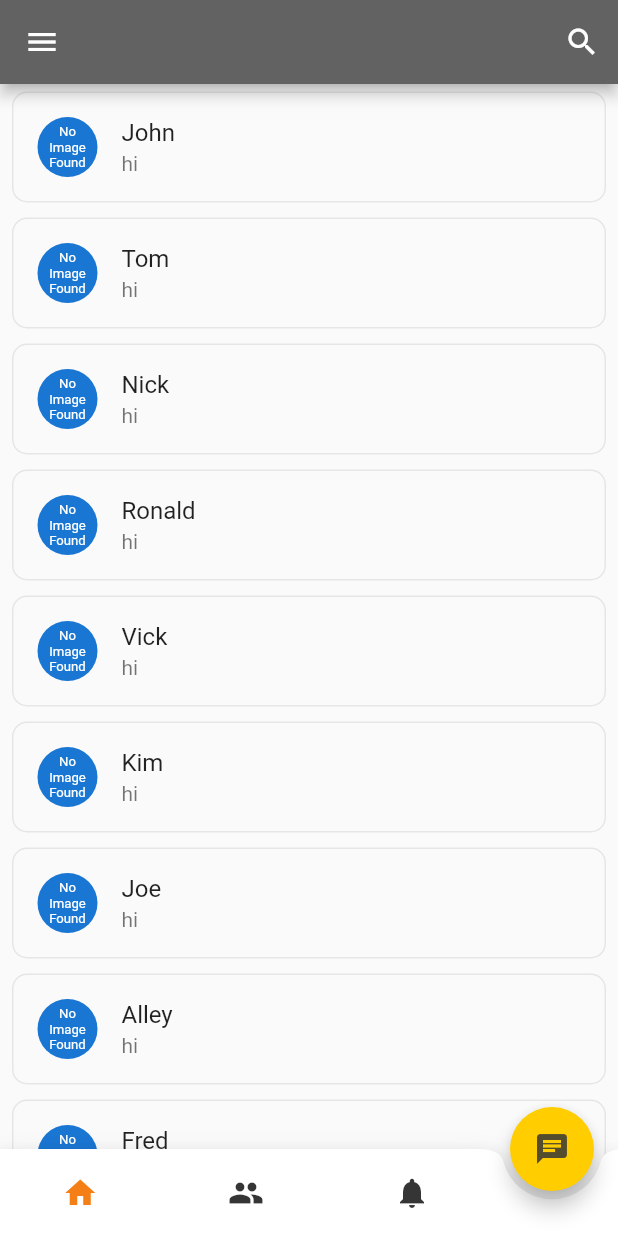
After one commit to iMahfuzurX/messaging_app, a Flutter app: the AppHomeScreen screen opened by its route, on a phone screen of 412 x 824 dp. The commit adds this screen. Run offline on Flutter 3.47's test engine with Material 2 defaults, Android fonts, the phone set to English and light mode, and no system bars; our stand-ins replace get, google_fonts.

Commit message:
home (ui update)

```diff
--- a/lib/main.dart
+++ b/lib/main.dart
@@ -1,4 +1,5 @@
 import 'package:flutter/material.dart';
+import 'package:get/get.dart';
 import 'package:messaging_app/src/features/apphome/screens/home_screen.dart';
 import 'package:messaging_app/src/features/authentication/screens/signin_screen.dart';
 import 'package:messaging_app/src/features/authentication/screens/signup_screen.dart';
@@ -14,13 +15,14 @@ class MainApp extends StatelessWidget {
 
   @override
   Widget build(BuildContext context) {
-    return MaterialApp(
+    return GetMaterialApp(
       // debugShowMaterialGrid: true,
       debugShowCheckedModeBanner: false,
       title: 'Messaging : Android',
       theme: MAppTheme.lightTheme,
       darkTheme: MAppTheme.darkTheme,
       themeMode: ThemeMode.system,
+      // initialBinding: ,
       // onGenerateRoute: ,
       // home: const WelcomeScreen(),
       routes: {
--- /dev/null
+++ b/lib/src/common_widgets/appbars/bottom_navbar_controller.dart
@@ -0,0 +1,7 @@
+import 'package:get/get.dart';
+import 'package:messaging_app/src/constants/enums.dart';
+
+class MBottomNavBarController extends GetxController {
+  Rx<BottomNav> selectIndex = BottomNav.home.obs;
+  selectItem(BottomNav bottomNav) => selectIndex.value = bottomNav;
+}
--- a/lib/src/common_widgets/buttons/outlined_button.dart
+++ b/lib/src/common_widgets/buttons/outlined_button.dart
@@ -1,4 +1,5 @@
 import 'package:flutter/material.dart';
+import 'package:google_fonts/google_fonts.dart';
 
 import '../../constants/colors.dart';
 import '../../constants/dimensions.dart';
@@ -21,7 +22,8 @@ class MOutlinedButton extends StatelessWidget {
   Widget build(BuildContext context) {
     return OutlinedButton(
       onPressed: onPressed,
-      child: Text(title),
+      child: Text(title,
+          style: GoogleFonts.secularOne(),),
       style: ButtonStyle(
           shape: MaterialStatePropertyAll(RoundedRectangleBorder(
               side: BorderSide(color: overlayColor, width: 2),
--- a/lib/src/common_widgets/buttons/secondary_button.dart
+++ b/lib/src/common_widgets/buttons/secondary_button.dart
@@ -22,7 +22,7 @@ class MSecondaryButton extends StatelessWidget {
       onPressed: onPressed,
       child: Text(
         title,
-        style: GoogleFonts.poppins(),
+        style: GoogleFonts.secularOne(),
       ),
       style: ButtonStyle(
           shape: MaterialStatePropertyAll(RoundedRectangleBorder(
--- /dev/null
+++ b/lib/src/common_widgets/lists/chats_list.dart
@@ -0,0 +1,40 @@
+import 'package:flutter/material.dart';
+import 'package:messaging_app/src/constants/colors.dart';
+
+import 'models/chats_list_model.dart';
+
+class ChatsList extends StatelessWidget {
+  final List<ChatsListModel> chatsListModel;
+
+  const ChatsList({Key? key, required this.chatsListModel}) : super(key: key);
+
+  @override
+  Widget build(BuildContext context) {
+    return ListView.builder(
+      itemBuilder: (ctx, index) => Padding(
+        padding: const EdgeInsets.fromLTRB(8.0, 5.0, 8.0, 5.0),
+        child: ListTile(
+          onTap: () => null,
+          shape: RoundedRectangleBorder(
+            side: BorderSide(color: appPrimaryDarkColor.withOpacity(0.1), width: 1),
+            borderRadius: BorderRadius.circular(10)
+          ),
+          leading: CircleAvatar(
+            child: FittedBox(
+              child: Padding(
+                padding: const EdgeInsets.all(8.0),
+                child: Text(
+                  'No\nImage\nFound',
+                  textAlign: TextAlign.center,
+                ),
+              ),
+            ),
+          ),
+          title: Text(chatsListModel[index].contactName),
+          subtitle: Text(chatsListModel[index].lastMsg),
+        ),
+      ),
+      itemCount: chatsListModel.length,
+    );
+  }
+}
--- /dev/null
+++ b/lib/src/common_widgets/lists/models/chats_list_model.dart
@@ -0,0 +1,9 @@
+
+class ChatsListModel {
+  final String chatId;
+  final String contactName;
+  final String lastMsg;
+  final String lastMsgTime;
+
+  ChatsListModel(this.chatId, this.contactName, this.lastMsg, this.lastMsgTime);
+}
--- a/lib/src/constants/colors.dart
+++ b/lib/src/constants/colors.dart
@@ -7,5 +7,8 @@ const appPrimaryDarkColor = Color(0xFF353535);
 const appSecondaryColor = Color(0xFFE8DEF8);
 const appColorWhite = Color(0xFFFFFFFF);
 
+const bottomBarSelected = Color(0xFFF57F17);
+const appBarColor = Color(0xFF626262);
+
 
 const titleSmallColor = Colors.black54;
--- a/lib/src/constants/dimensions.dart
+++ b/lib/src/constants/dimensions.dart
@@ -1,2 +1,4 @@
 
 const double mButtonRadius = 30;
+
+const bottomBarPadding = 5.0;
--- /dev/null
+++ b/lib/src/constants/enums.dart
@@ -0,0 +1,6 @@
+
+enum BottomNav {
+  home,
+  contacts,
+  notifications
+}
--- a/lib/src/features/apphome/screens/home_screen.dart
+++ b/lib/src/features/apphome/screens/home_screen.dart
@@ -1,14 +1,111 @@
 import 'package:flutter/material.dart';
+import 'package:get/get.dart';
+import 'package:messaging_app/src/common_widgets/appbars/bottom_navbar.dart';
+import 'package:messaging_app/src/common_widgets/appbars/bottom_navbar_controller.dart';
+import 'package:messaging_app/src/common_widgets/lists/chats_list.dart';
+import 'package:messaging_app/src/common_widgets/lists/models/chats_list_model.dart';
+import 'package:messaging_app/src/constants/colors.dart';
+import 'package:messaging_app/src/constants/dimensions.dart';
+import 'package:messaging_app/src/constants/enums.dart';
 
 class AppHomeScreen extends StatelessWidget {
   static const routeName = '/apphome-screen';
-  const AppHomeScreen({Key? key}) : super(key: key);
+  final controller = Get.put(MBottomNavBarController());
+
+  AppHomeScreen({Key? key}) : super(key: key);
+
+  final chatsList = [
+    ChatsListModel('id1', 'John', 'hi', '1010'),
+    ChatsListModel('id1', 'Tom', 'hi', '1010'),
+    ChatsListModel('id1', 'Nick', 'hi', '1010'),
+    ChatsListModel('id1', 'Ronald', 'hi', '1010'),
+    ChatsListModel('id1', 'Vick', 'hi', '1010'),
+    ChatsListModel('id1', 'Kim', 'hi', '1010'),
+    ChatsListModel('id1', 'Joe', 'hi', '1010'),
+    ChatsListModel('id1', 'Alley', 'hi', '1010'),
+    ChatsListModel('id1', 'Fred', 'hi', '1010'),
+    ChatsListModel('id1', 'Otto', 'hi', '1010'),
+    ChatsListModel('id1', 'Robert', 'hi', '1010'),
+  ];
 
   @override
   Widget build(BuildContext context) {
+    final deviceSize = MediaQuery.of(context).size;
     return Scaffold(
-      body: Center(
-        child: CircularProgressIndicator(),
+      appBar: AppBar(
+        backgroundColor: appBarColor,
+        actions: [IconButton(onPressed: () => null, icon: Icon(Icons.search))],
+      ),
+      drawer: Drawer(),
+      body: Obx(
+        () {
+          if (controller.selectIndex.value == BottomNav.home)
+            return ChatsList(chatsListModel: chatsList);
+          else
+            return Center(
+              child: CircularProgressIndicator(),
+            );
+        },
+      ),
+      floatingActionButton: FloatingActionButton(
+        onPressed: () => null,
+        backgroundColor: appPrimaryColor,
+        child: Icon(
+          Icons.chat,
+          color: appPrimaryDarkColor.withOpacity(0.85),
+        ),
+      ),
+      floatingActionButtonLocation: FloatingActionButtonLocation.endDocked,
+      bottomNavigationBar: BottomAppBar(
+        shape: CircularNotchedRectangle(),
+        notchMargin: 5.5,
+        child: Obx(
+          () => Row(
+            mainAxisAlignment: MainAxisAlignment.spaceBetween,
+            children: [
+              Padding(
+                padding: EdgeInsets.fromLTRB((deviceSize.width * 0.25) / 3.5,
+                    bottomBarPadding, bottomBarPadding, bottomBarPadding),
+                child: IconButton(
+                  icon: Icon(
+                    Icons.home,
+                    color: controller.selectIndex.value == BottomNav.home
+                        ? bottomBarSelected
+                        : appPrimaryDarkColor,
+                  ),
+                  onPressed: () => controller.selectItem(BottomNav.home),
+                ),
+              ),
+              Padding(
+                padding: const EdgeInsets.all(bottomBarPadding),
+                child: IconButton(
+                  icon: Icon(
+                    Icons.people,
+                    color: controller.selectIndex.value == BottomNav.contacts
+                        ? bottomBarSelected
+                        : appPrimaryDarkColor,
+                  ),
+                  onPressed: () => controller.selectItem(BottomNav.contacts),
+                ),
+              ),
+              Padding(
+                padding: EdgeInsets.fromLTRB(bottomBarPadding, bottomBarPadding,
+                    deviceSize.width * 0.275, bottomBarPadding),
+                child: IconButton(
+                  icon: Icon(
+                    Icons.notifications,
+                    color:
+                        controller.selectIndex.value == BottomNav.notifications
+                            ? bottomBarSelected
+                            : appPrimaryDarkColor,
+                  ),
+                  onPressed: () =>
+                      controller.selectItem(BottomNav.notifications),
+                ),
+              )
+            ],
+          ),
+        ),
       ),
     );
   }
--- a/pubspec.yaml
+++ b/pubspec.yaml
@@ -12,6 +12,7 @@ dependencies:
   cupertino_icons: ^1.0.2
   google_fonts: ^4.0.3
   get: ^4.6.5
+  url_launcher: ^6.1.10
 #  get_storage: ^2.1.1
 #  flutter_native_splash: ^2.2.19
 #  liquid_swipe: ^3.1.0
```
Also changed, not shown: lib/src/binders.dart (added, +10 -0 lines), lib/src/common_widgets/appbars/bottom_navbar.dart (added, +67 -0 lines).
